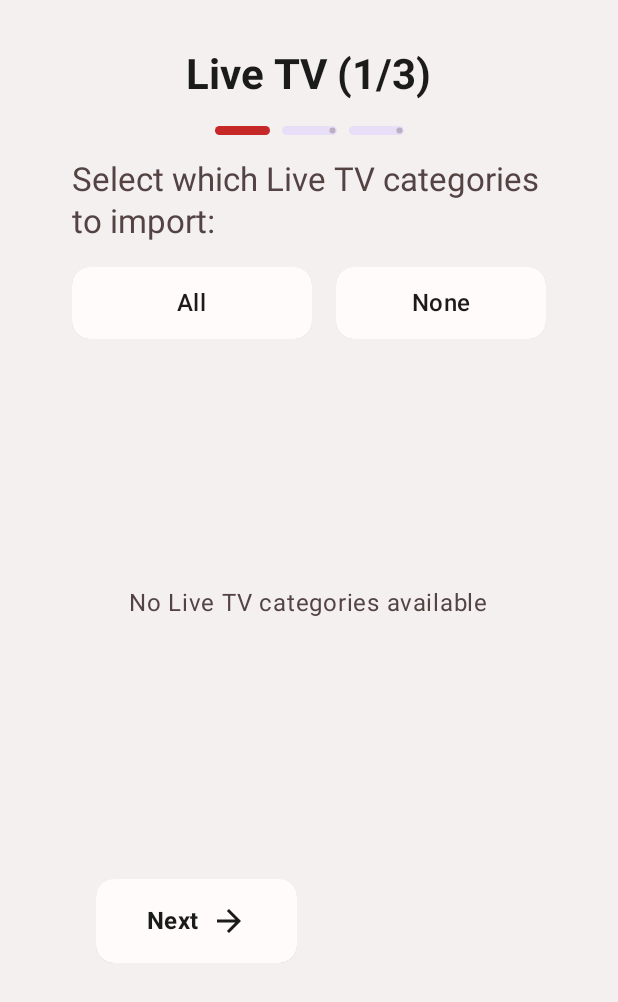
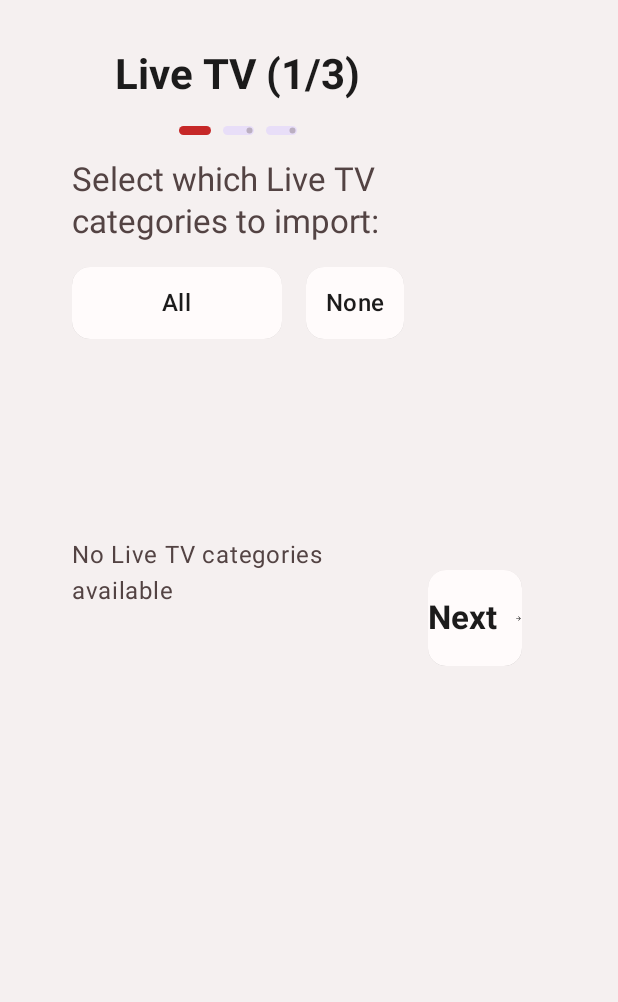
Before and after one commit to IISonGokuII/DjoudinisIPPlayer-v2, an Android app built with Jetpack Compose: the composable TvCategoryFilterScreen called with empty values, on a phone screen of 412 x 824 dp. Shown: the top 1002 px of the screen. Run offline under Robolectric (Android 15) with nearby library versions, the light colour scheme and no system bars; our stand-ins replace Dagger/Hilt's generated code, Room's generated code, Timber.

Commit message:
feat: TV Category Filter - COMPLETE LAYOUT REDESIGN

```diff
--- a/app/src/main/java/com/djoudini/iplayer/presentation/ui/tv/TvCategoryFilterScreen.kt
+++ b/app/src/main/java/com/djoudini/iplayer/presentation/ui/tv/TvCategoryFilterScreen.kt
@@ -20,6 +20,7 @@ import androidx.compose.foundation.lazy.items
 import androidx.compose.material.icons.Icons
 import androidx.compose.material.icons.automirrored.filled.ArrowBack
 import androidx.compose.material.icons.automirrored.filled.ArrowForward
+import androidx.compose.material.icons.filled.PlayArrow
 import androidx.compose.material3.CircularProgressIndicator
 import androidx.compose.material3.Icon
 import androidx.compose.material3.LinearProgressIndicator
@@ -172,8 +173,14 @@ fun TvCategoryFilterScreen(
                 }
             }
         } else {
+            // NEW LAYOUT: Categories on left, Navigation buttons on right
+            Row(
+                modifier = Modifier.fillMaxSize(),
+                horizontalArrangement = Arrangement.SpaceBetween,
+            ) {
+                // Left side: Category selection (70% width)
                 Column(
-                modifier = Modifier.fillMaxSize(),
+                    modifier = Modifier.weight(7f),
                     horizontalAlignment = Alignment.CenterHorizontally
                 ) {
                     // Header with step indicator
@@ -202,7 +209,7 @@ fun TvCategoryFilterScreen(
                         FocusableCard(
                             onClick = { viewModel.selectAllInStep(true) },
                             modifier = Modifier
-                            .width(160.dp)
+                                .width(140.dp)
                                 .height(48.dp),
                             focusScale = 1.05f
                         ) {
@@ -221,7 +228,7 @@ fun TvCategoryFilterScreen(
                         FocusableCard(
                             onClick = { viewModel.selectAllInStep(false) },
                             modifier = Modifier
-                            .width(160.dp)
+                                .width(140.dp)
                                 .height(48.dp),
                             focusScale = 1.05f
                         ) {
@@ -240,17 +247,10 @@ fun TvCategoryFilterScreen(
 
                     Spacer(modifier = Modifier.height(16.dp))
 
-                // Category list - FIXED HEIGHT so buttons are always visible
-                val categories = when (currentStep) {
-                    0 -> filterState.liveCategories
-                    1 -> filterState.vodCategories
-                    2 -> filterState.seriesCategories
-                    else -> emptyList()
-                }
-
+                    // Category list - COMPACT (max 5 items visible)
                     AnimatedContent(
                         targetState = currentStep,
-                    modifier = Modifier.height(320.dp), // Fixed height for ~6 items
+                        modifier = Modifier.height(280.dp), // Reduced from 320dp
                         transitionSpec = {
                             if (targetState > initialState) {
                                 slideInHorizontally { it } togetherWith slideOutHorizontally { -it }
@@ -285,24 +285,126 @@ fun TvCategoryFilterScreen(
                             )
                         }
                     }
+                }
 
-                Spacer(modifier = Modifier.height(24.dp))
-
-                // Bottom navigation buttons - ALWAYS VISIBLE
+                // Right side: Navigation buttons (30% width) - ALWAYS VISIBLE
+                Column(
+                    modifier = Modifier
+                        .weight(3f)
+                        .fillMaxSize()
+                        .padding(horizontal = 16.dp),
+                    horizontalAlignment = Alignment.CenterHorizontally,
+                    verticalArrangement = Arrangement.Center
+                ) {
+                    // Show selected count
                     val selectedCount = when (currentStep) {
                         0 -> filterState.liveCategories.count { it.isSelected }
                         1 -> filterState.vodCategories.count { it.isSelected }
                         2 -> filterState.seriesCategories.count { it.isSelected }
                         else -> 0
                     }
-                TvCategoryFilterNavigation(
-                    currentStep = currentStep,
-                    totalSteps = 3,
-                    onPrevious = { viewModel.previousStep() },
-                    onNext = { viewModel.nextStep() },
-                    onSync = { viewModel.syncSelectedContent(playlistId) },
-                    selectedCount = selectedCount
+
+                    if (selectedCount > 0) {
+                        Text(
+                            text = "$selectedCount ausgewählt",
+                            style = MaterialTheme.typography.titleMedium,
+                            color = MaterialTheme.colorScheme.primary,
+                            fontWeight = FontWeight.Bold,
+                            modifier = Modifier.padding(bottom = 24.dp)
                         )
+                    }
+
+                    // Navigation buttons stacked vertically
+                    Column(
+                        verticalArrangement = Arrangement.spacedBy(16.dp),
+                        horizontalAlignment = Alignment.CenterHorizontally
+                    ) {
+                        // Back button (if not first step)
+                        if (currentStep > 0) {
+                            FocusableCard(
+                                onClick = { viewModel.previousStep() },
+                                modifier = Modifier
+                                    .fillMaxWidth()
+                                    .height(64.dp),
+                                focusScale = 1.05f
+                            ) {
+                                Row(
+                                    modifier = Modifier.fillMaxSize(),
+                                    horizontalArrangement = Arrangement.Center,
+                                    verticalAlignment = Alignment.CenterVertically
+                                ) {
+                                    Icon(
+                                        Icons.AutoMirrored.Filled.ArrowBack,
+                                        null,
+                                        modifier = Modifier.size(28.dp)
+                                    )
+                                    Spacer(modifier = Modifier.width(12.dp))
+                                    Text(
+                                        stringResource(R.string.back),
+                                        style = MaterialTheme.typography.titleLarge,
+                                        fontWeight = FontWeight.Bold
+                                    )
+                                }
+                            }
+                        }
+
+                        // Next button (if not last step)
+                        if (currentStep < 2) {
+                            FocusableCard(
+                                onClick = { viewModel.nextStep() },
+                                modifier = Modifier
+                                    .fillMaxWidth()
+                                    .height(64.dp),
+                                focusScale = 1.05f
+                            ) {
+                                Row(
+                                    modifier = Modifier.fillMaxSize(),
+                                    horizontalArrangement = Arrangement.Center,
+                                    verticalAlignment = Alignment.CenterVertically
+                                ) {
+                                    Text(
+                                        stringResource(R.string.next),
+                                        style = MaterialTheme.typography.titleLarge,
+                                        fontWeight = FontWeight.Bold
+                                    )
+                                    Spacer(modifier = Modifier.width(12.dp))
+                                    Icon(
+                                        Icons.AutoMirrored.Filled.ArrowForward,
+                                        null,
+                                        modifier = Modifier.size(28.dp)
+                                    )
+                                }
+                            }
+                        } else {
+                            // Sync button (last step)
+                            FocusableCard(
+                                onClick = { viewModel.syncSelectedContent(playlistId) },
+                                modifier = Modifier
+                                    .fillMaxWidth()
+                                    .height(64.dp),
+                                focusScale = 1.05f
+                            ) {
+                                Row(
+                                    modifier = Modifier.fillMaxSize(),
+                                    horizontalArrangement = Arrangement.Center,
+                                    verticalAlignment = Alignment.CenterVertically
+                                ) {
+                                    Icon(
+                                        Icons.Default.PlayArrow,
+                                        null,
+                                        modifier = Modifier.size(28.dp)
+                                    )
+                                    Spacer(modifier = Modifier.width(12.dp))
+                                    Text(
+                                        stringResource(R.string.sync_and_continue),
+                                        style = MaterialTheme.typography.titleLarge,
+                                        fontWeight = FontWeight.Bold
+                                    )
+                                }
+                            }
+                        }
+                    }
+                }
             }
         }
     }
```
Also changed, not shown: 1 other file. Lines whose indentation alone changed are shown as unchanged.
